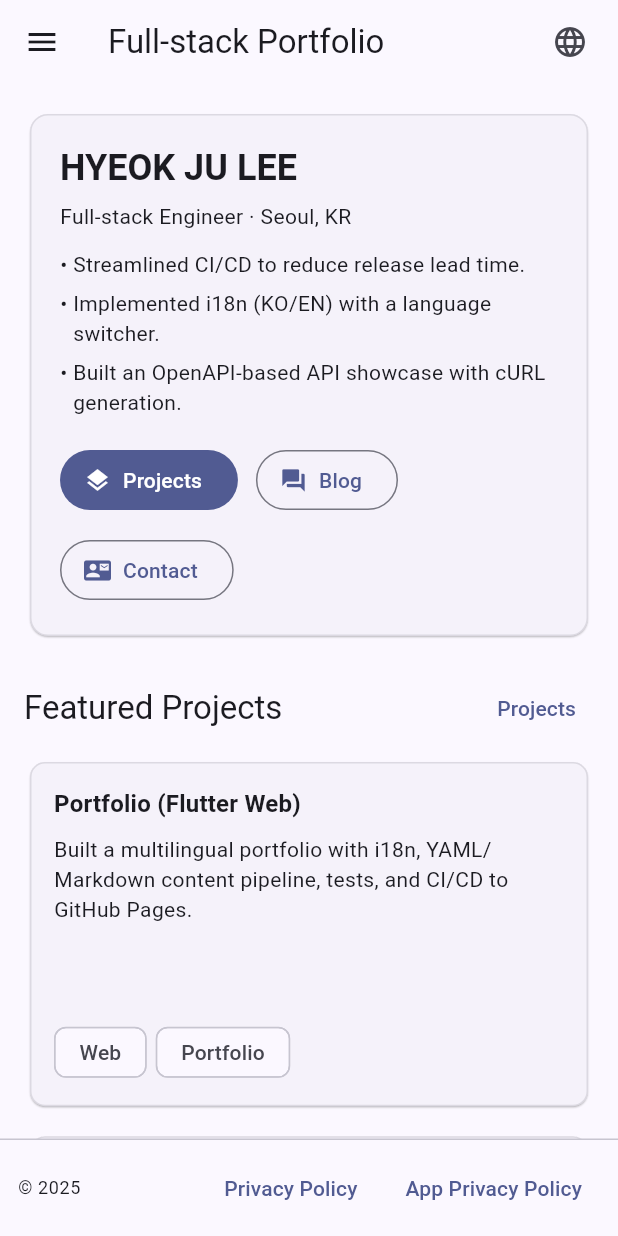
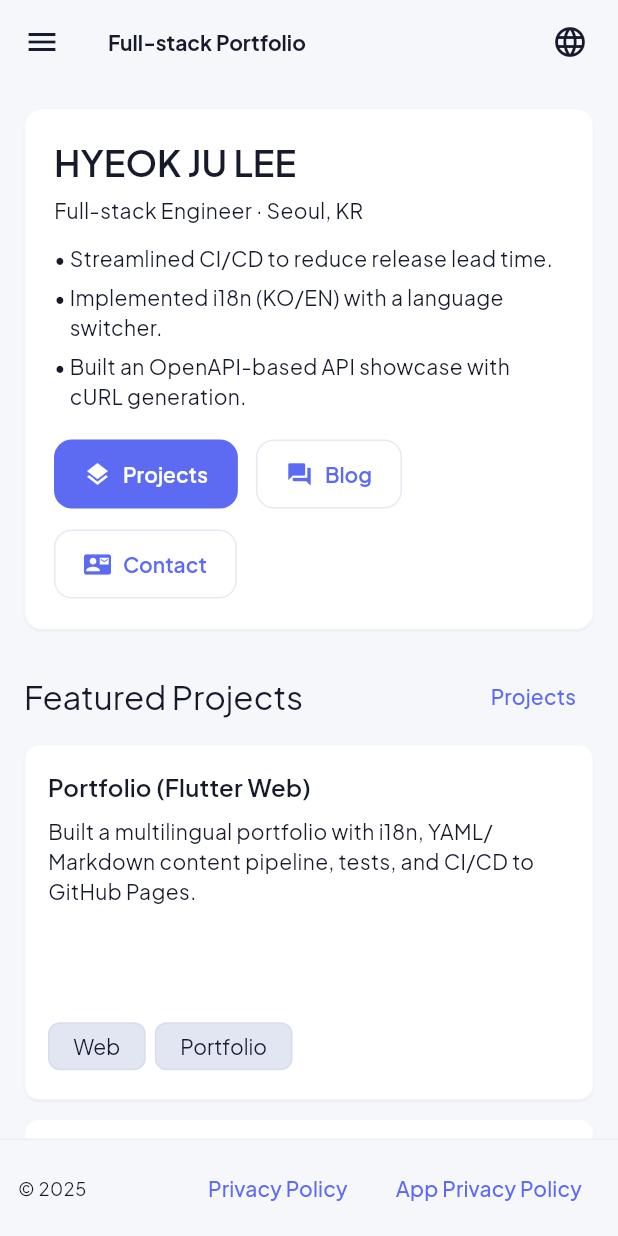
Before and after one commit to fada2020/portfolio, a Flutter app: the screen it shows after launch, on a phone screen of 412 x 824 dp. Run offline on Flutter 3.47's test engine with Material 3 defaults, Android fonts, the phone set to English and light mode, and no system bars; our stand-ins replace flutter_markdown, flutter_riverpod, go_router, google_fonts, yaml; missing offline and left inert: dart:html, highlight.

Commit message:
feat: Implement theme overhaul with custom light and dark modes using Google Fonts

```diff
--- a/lib/features/home/home_page.dart
+++ b/lib/features/home/home_page.dart
@@ -7,7 +7,6 @@ import 'package:portfolio/state/profile_state.dart';
 import 'package:portfolio/state/projects_state.dart';
 import 'package:portfolio/utils/period.dart';
 import 'package:intl/intl.dart';
-import 'package:url_launcher/url_launcher.dart';
 
 class HomePage extends ConsumerWidget {
   const HomePage({super.key});
--- a/lib/main.dart
+++ b/lib/main.dart
@@ -4,6 +4,7 @@ import 'package:flutter_riverpod/flutter_riverpod.dart';
 import 'package:portfolio/l10n/app_localizations.dart';
 import 'package:portfolio/router.dart';
 import 'package:portfolio/state/locale_state.dart';
+import 'package:portfolio/theme/app_theme.dart';
 
 void main() {
   runApp(const ProviderScope(child: PortfolioApp()));
@@ -35,16 +36,8 @@ class PortfolioApp extends ConsumerWidget {
         GlobalCupertinoLocalizations.delegate,
       ],
       supportedLocales: const [Locale('en'), Locale('ko')],
-      theme: ThemeData(
-        useMaterial3: true,
-        colorSchemeSeed: Colors.indigo,
-        brightness: Brightness.light,
-      ),
-      darkTheme: ThemeData(
-        useMaterial3: true,
-        colorSchemeSeed: Colors.indigo,
-        brightness: Brightness.dark,
-      ),
+      theme: AppTheme.light,
+      darkTheme: AppTheme.dark,
     );
   }
 }
--- /dev/null
+++ b/lib/theme/app_theme.dart
@@ -0,0 +1,174 @@
+import 'package:flutter/material.dart';
+import 'package:google_fonts/google_fonts.dart';
+
+class AppTheme {
+  const AppTheme._();
+
+  static const Color _primary = Color(0xFF5C6BF2);
+  static const Color _onPrimary = Colors.white;
+  static const Color _secondary = Color(0xFFFF6B6B);
+  static const Color _tertiary = Color(0xFF4CD4B0);
+  static const Color _backgroundLight = Color(0xFFF6F7FB);
+  static const Color _surfaceLight = Colors.white;
+  static const Color _surfaceVariantLight = Color(0xFFE2E5F2);
+  static const Color _outlineLight = Color(0xFFD0D4E6);
+  static const Color _textPrimaryLight = Color(0xFF161A2B);
+  static const Color _textMutedLight = Color(0xFF60658C);
+
+  static const Color _backgroundDark = Color(0xFF0F1120);
+  static const Color _surfaceDark = Color(0xFF1C2033);
+  static const Color _surfaceVariantDark = Color(0xFF2A2F45);
+  static const Color _outlineDark = Color(0xFF3A3F58);
+  static const Color _textPrimaryDark = Color(0xFFE7EAF9);
+  static const Color _textMutedDark = Color(0xFF9AA0C8);
+
+  static ThemeData get light => _buildTheme(_lightColorScheme, Brightness.light);
+  static ThemeData get dark => _buildTheme(_darkColorScheme, Brightness.dark);
+
+  static ThemeData _buildTheme(ColorScheme scheme, Brightness brightness) {
+    final base = ThemeData(
+      useMaterial3: true,
+      colorScheme: scheme,
+      brightness: brightness,
+    );
+
+    final textTheme = GoogleFonts.plusJakartaSansTextTheme(base.textTheme).apply(
+      bodyColor: scheme.onSurface,
+      displayColor: scheme.onSurface,
+    );
+
+    return base.copyWith(
+      scaffoldBackgroundColor: scheme.background,
+      textTheme: textTheme,
+      cardTheme: CardTheme(
+        color: scheme.surface,
+        elevation: 0,
+        margin: EdgeInsets.zero,
+        shape: RoundedRectangleBorder(
+          borderRadius: BorderRadius.circular(16),
+          side: BorderSide(color: scheme.outline.withOpacity(0.4)),
+        ),
+      ),
+      appBarTheme: AppBarTheme(
+        backgroundColor: scheme.background,
+        elevation: 0,
+        foregroundColor: scheme.onSurface,
+        titleTextStyle: textTheme.titleLarge?.copyWith(fontWeight: FontWeight.w700),
+      ),
+      filledButtonTheme: FilledButtonThemeData(
+        style: ButtonStyle(
+          textStyle: MaterialStateProperty.all(textTheme.labelLarge?.copyWith(fontWeight: FontWeight.w600)),
+          padding: MaterialStateProperty.all(const EdgeInsets.symmetric(horizontal: 20, vertical: 14)),
+          shape: MaterialStateProperty.all(RoundedRectangleBorder(borderRadius: BorderRadius.circular(12))),
+        ),
+      ),
+      outlinedButtonTheme: OutlinedButtonThemeData(
+        style: ButtonStyle(
+          textStyle: MaterialStateProperty.all(textTheme.labelLarge?.copyWith(fontWeight: FontWeight.w600)),
+          padding: MaterialStateProperty.all(const EdgeInsets.symmetric(horizontal: 20, vertical: 14)),
+          shape: MaterialStateProperty.all(RoundedRectangleBorder(borderRadius: BorderRadius.circular(12))),
+          side: MaterialStateProperty.resolveWith(
+            (states) => BorderSide(color: scheme.outline.withOpacity(states.contains(MaterialState.hovered) ? 0.8 : 0.5)),
+          ),
+        ),
+      ),
+      elevatedButtonTheme: ElevatedButtonThemeData(
+        style: ButtonStyle(
+          textStyle: MaterialStateProperty.all(textTheme.labelLarge?.copyWith(fontWeight: FontWeight.w600)),
+          padding: MaterialStateProperty.all(const EdgeInsets.symmetric(horizontal: 20, vertical: 14)),
+          shape: MaterialStateProperty.all(RoundedRectangleBorder(borderRadius: BorderRadius.circular(12))),
+        ),
+      ),
+      chipTheme: base.chipTheme.copyWith(
+        labelStyle: textTheme.labelMedium,
+        backgroundColor: scheme.surfaceVariant,
+        selectedColor: scheme.primary.withOpacity(0.12),
+        side: BorderSide(color: scheme.outline.withOpacity(0.3)),
+      ),
+      dividerTheme: DividerThemeData(
+        color: scheme.outline.withOpacity(0.3),
+        space: 32,
+        thickness: 1,
+      ),
+      navigationBarTheme: NavigationBarThemeData(
+        backgroundColor: scheme.surface,
+        indicatorColor: scheme.primary.withOpacity(0.12),
+        labelTextStyle: MaterialStateProperty.all(textTheme.labelSmall),
+      ),
+      listTileTheme: ListTileThemeData(
+        titleTextStyle: textTheme.titleMedium,
+        subtitleTextStyle: textTheme.bodyMedium?.copyWith(color: scheme.onSurfaceVariant),
+        iconColor: scheme.primary,
+        shape: RoundedRectangleBorder(borderRadius: BorderRadius.circular(12)),
+      ),
+    );
+  }
+
+  static const ColorScheme _lightColorScheme = ColorScheme(
+    brightness: Brightness.light,
+    primary: _primary,
+    onPrimary: _onPrimary,
+    primaryContainer: Color(0xFFE0E4FF),
+    onPrimaryContainer: _textPrimaryLight,
+    secondary: _secondary,
+    onSecondary: Colors.white,
+    secondaryContainer: Color(0xFFFFE0DE),
+    onSecondaryContainer: Color(0xFF5A1E1E),
+    tertiary: _tertiary,
+    onTertiary: Colors.white,
+    tertiaryContainer: Color(0xFFCBF4E7),
+    onTertiaryContainer: Color(0xFF104234),
+    error: Color(0xFFD54C4C),
+    onError: Colors.white,
+    errorContainer: Color(0xFFFFE0E0),
+    onErrorContainer: Color(0xFF410E0B),
+    background: _backgroundLight,
+    onBackground: _textPrimaryLight,
+    surface: _surfaceLight,
+    onSurface: _textPrimaryLight,
+    surfaceVariant: _surfaceVariantLight,
+    onSurfaceVariant: _textMutedLight,
+    outline: _outlineLight,
+    outlineVariant: Color(0xFFC6CADE),
+    shadow: Colors.black26,
+    scrim: Colors.black87,
+    inverseSurface: Color(0xFF1F2236),
+    onInverseSurface: Colors.white,
+    inversePrimary: Color(0xFFCED3FF),
+    surfaceTint: _primary,
+  );
+
+  static const ColorScheme _darkColorScheme = ColorScheme(
+    brightness: Brightness.dark,
+    primary: _primary,
+    onPrimary: _onPrimary,
+    primaryContainer: Color(0xFF3A47A8),
+    onPrimaryContainer: Colors.white,
+    secondary: _secondary,
+    onSecondary: Colors.white,
+    secondaryContainer: Color(0xFF7A2C2C),
+    onSecondaryContainer: Color(0xFFFFEBE9),
+    tertiary: _tertiary,
+    onTertiary: Colors.black,
+    tertiaryContainer: Color(0xFF155D48),
+    onTertiaryContainer: Color(0xFFE2FFF6),
+    error: Color(0xFFFF8A80),
+    onError: Colors.black,
+    errorContainer: Color(0xFF8A1F1F),
+    onErrorContainer: Color(0xFFFFE3E0),
+    background: _backgroundDark,
+    onBackground: _textPrimaryDark,
+    surface: _surfaceDark,
+    onSurface: _textPrimaryDark,
+    surfaceVariant: _surfaceVariantDark,
+    onSurfaceVariant: _textMutedDark,
+    outline: _outlineDark,
+    outlineVariant: Color(0xFF4A4F68),
+    shadow: Colors.black54,
+    scrim: Colors.black87,
+    inverseSurface: Color(0xFFE6E9F9),
+    onInverseSurface: Color(0xFF15182A),
+    inversePrimary: Color(0xFFB2B9FF),
+    surfaceTint: _primary,
+  );
+}
--- a/pubspec.yaml
+++ b/pubspec.yaml
@@ -19,6 +19,7 @@ dependencies:
   flutter_markdown: ^0.7.3+1
   highlight: ^0.7.0
   http: ^1.2.2
+  google_fonts: ^6.2.1
 
 dev_dependencies:
   flutter_lints: ^4.0.0
```
Also changed, not shown: pubspec.lock, 1 other file.
